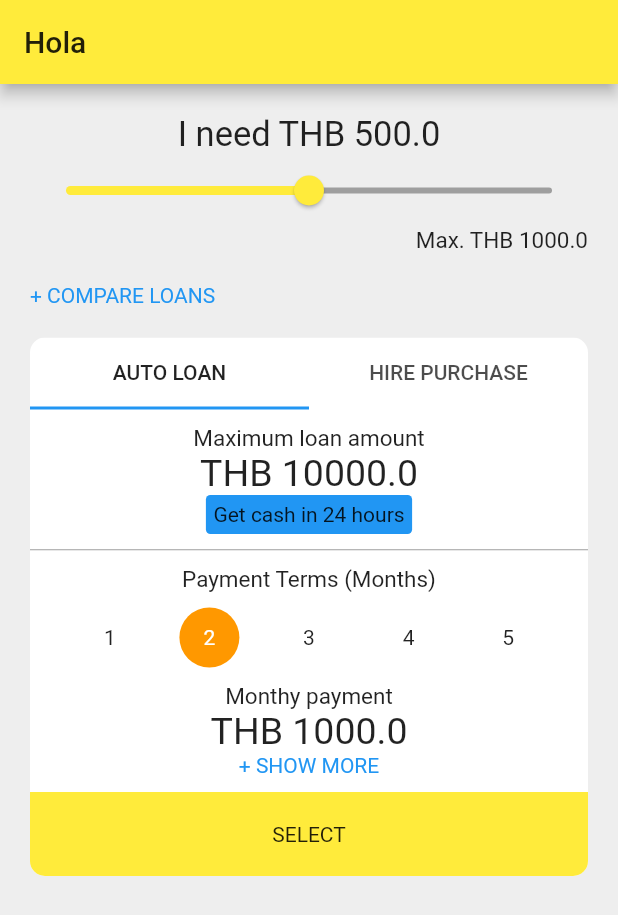
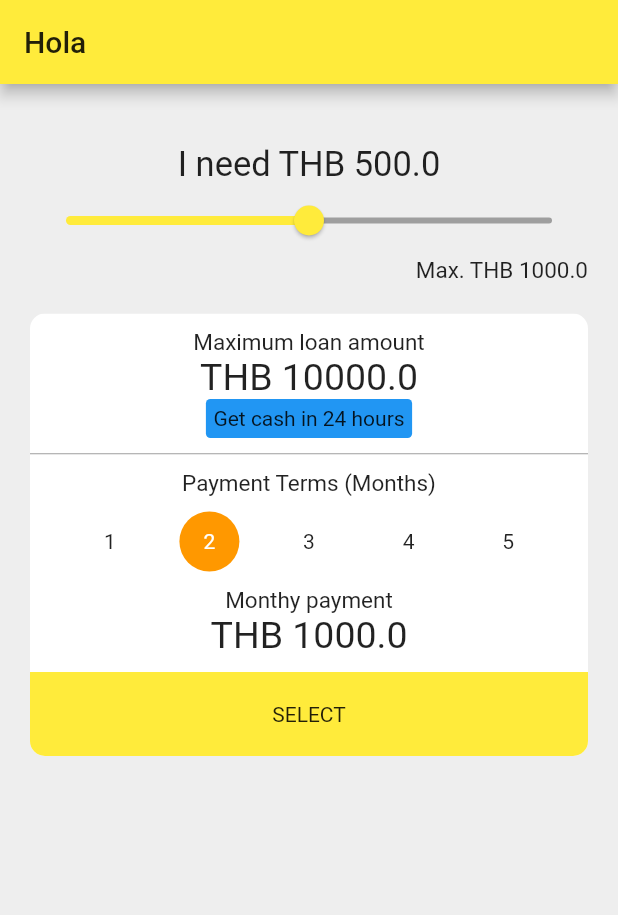
Before and after one commit to benzsuankularb/flutter-training-sample, a Flutter app: the screen it shows after launch, on a phone screen of 412 x 824 dp. Shown: the top 915 px of the screen. Run offline on Flutter 3.47's test engine with Material 2 defaults, Android fonts, the phone set to English and light mode, and no system bars; our stand-ins replace bloc, equatable, flutter_mobx, flutter_redux, get_it, mobx and 1 more; generated files the repository leaves out were written again; statements that could not run were skipped.

Commit message:
new templates

```diff
--- a/flutter_state_workshop/lib/views/modules/loan_summary_card.dart
+++ /dev/null
@@ -1,39 +0,0 @@
-import 'package:flutter/material.dart';
-import 'package:mobile/views/atoms/generic_card.dart';
-import 'package:mobile/views/atoms/generic_tab_bar.dart';
-
-class LoanSummaryCard extends StatelessWidget {
-  final Function onSelect;
-  final WidgetBuilder buildContent;
-
-  const LoanSummaryCard({
-    this.buildContent,
-    this.onSelect,
-  }) : assert(buildContent != null);
-
-  @override
-  Widget build(BuildContext context) {
-    return GenericCard(
-      child: DefaultTabController(
-        length: 2,
-        child: Column(
-          children: [
-            GenericTabBar(
-              tabs: ["AUTO LOAN", "HIRE PURCHASE"],
-            ),
-            buildContent(context),
-            GestureDetector(
-              onTap: onSelect,
-              child: Container(
-                padding: EdgeInsets.symmetric(vertical: 20),
-                alignment: Alignment.center,
-                color: Colors.yellow,
-                child: Text("SELECT"),
-              ),
-            ),
-          ],
-        ),
-      ),
-    );
-  }
-}
--- a/flutter_state_workshop/lib/views/modules/loan_summary_content.dart
+++ b/flutter_state_workshop/lib/views/modules/loan_summary_content.dart
@@ -1,6 +1,6 @@
 import 'package:flutter/material.dart';
+import 'package:mobile/views/atoms/generic_card.dart';
 import 'package:mobile/views/atoms/generic_devider.dart';
-import 'package:mobile/views/atoms/texts/clickable_text.dart';
 import 'package:mobile/views/modules/labels/amount_label.dart';
 import 'package:mobile/views/modules/labels/loan_pending_duration_label.dart';
 import 'package:mobile/views/modules/period_payment_card.dart';
@@ -13,6 +13,7 @@ class LoanSummaryContent extends StatelessWidget {
     @required this.activePeriodOption,
     @required this.onPeriodOptionChange,
     @required this.monthly,
+    this.onSelect,
   })  : assert(max != null),
         assert(monthly != null),
         assert(periodOptions != null),
@@ -24,10 +25,16 @@ class LoanSummaryContent extends StatelessWidget {
   final int activePeriodOption;
   final Function(int option) onPeriodOptionChange;
   final double monthly;
+  final Function onSelect;
 
   @override
   Widget build(BuildContext context) {
-    return Container(
+    return GenericCard(
+      child: DefaultTabController(
+        length: 2,
+        child: Column(
+          children: [
+            Container(
               child: Column(
                 children: [
                   Container(
@@ -51,19 +58,33 @@ class LoanSummaryContent extends StatelessWidget {
                       children: [
                         PeriodPaymentCard(
                           options: periodOptions,
-                  activeOptionIndex: periodOptions.indexOf(activePeriodOption),
-                  onChange: (index, value) => onPeriodOptionChange?.call(value),
+                          activeOptionIndex:
+                              periodOptions.indexOf(activePeriodOption),
+                          onChange: (index, value) =>
+                              onPeriodOptionChange?.call(value),
                         ),
                         AmountLabel(
                           title: "Monthy payment",
                           amount: monthly,
                         ),
-                ClickableText("+ SHOW MORE"),
                       ],
                     ),
                   ),
                 ],
               ),
+            ),
+            GestureDetector(
+              onTap: onSelect,
+              child: Container(
+                padding: EdgeInsets.symmetric(vertical: 20),
+                alignment: Alignment.center,
+                color: Colors.yellow,
+                child: Text("SELECT"),
+              ),
+            ),
+          ],
+        ),
+      ),
     );
   }
 }
--- a/flutter_state_workshop/lib/views/modules/request_amount_card.dart
+++ b/flutter_state_workshop/lib/views/modules/request_amount_card.dart
@@ -39,6 +39,7 @@ class _RequestAmountCardState extends State<RequestAmountCard> {
   @override
   Widget build(BuildContext context) {
     return Container(
+      padding: EdgeInsets.symmetric(vertical: 20),
       child: Column(
         children: [
           RequestAmountLabel(
--- a/flutter_state_workshop/lib/views/organisms/loan_summart_content_organism.dart
+++ b/flutter_state_workshop/lib/views/organisms/loan_summart_content_organism.dart
@@ -12,6 +12,7 @@ class LoanSummaryContentOrganism extends StatelessWidget {
       onPeriodOptionChange: (option) => {},
       periodOptions: [1, 2, 3, 4, 5],
       activePeriodOption: 2,
+      onSelect: () => {},
     );
   }
 }
--- a/flutter_state_workshop/lib/views/organisms/loan_summary_organism.dart
+++ /dev/null
@@ -1,26 +0,0 @@
-import 'package:flutter/material.dart';
-import 'package:mobile/views/modules/labels/compare_loan_label.dart';
-import 'package:mobile/views/modules/loan_summary_card.dart';
-import 'loan_summart_content_organism.dart';
-
-class LoanSummaryOrganism extends StatelessWidget {
-  @override
-  Widget build(BuildContext context) {
-    // TODO Connect to the store
-    return Container(
-      child: Column(
-        children: [
-          Container(
-            padding: EdgeInsets.symmetric(vertical: 20),
-            alignment: Alignment.topLeft,
-            child: CompareLoanLabel(),
-          ),
-          LoanSummaryCard(
-            buildContent: (_) => LoanSummaryContentOrganism(),
-            onSelect: () => {},
-          ),
-        ],
-      ),
-    );
-  }
-}
--- a/flutter_state_workshop/lib/views/pages/product_selection_page.dart
+++ b/flutter_state_workshop/lib/views/pages/product_selection_page.dart
@@ -1,5 +1,5 @@
 import 'package:flutter/material.dart';
-import 'package:mobile/views/organisms/loan_summary_organism.dart';
+import 'package:mobile/views/organisms/loan_summart_content_organism.dart';
 import 'package:mobile/views/organisms/request_amount_organism.dart';
 
 class ProductSelectionPage extends StatelessWidget {
@@ -14,7 +14,7 @@ class ProductSelectionPage extends StatelessWidget {
         child: Column(
           children: [
             RequestAmountOrganism(),
-            LoanSummaryOrganism(),
+            LoanSummaryContentOrganism(),
           ],
         ),
       ),
```
Lines whose indentation alone changed are shown as unchanged.
